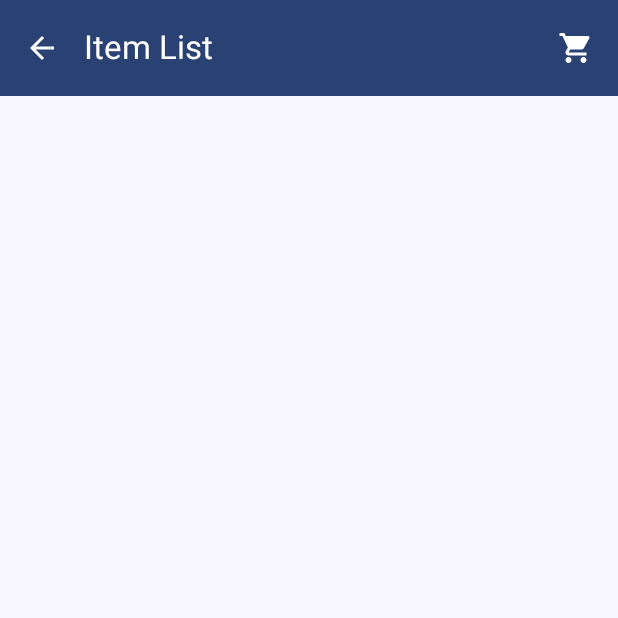
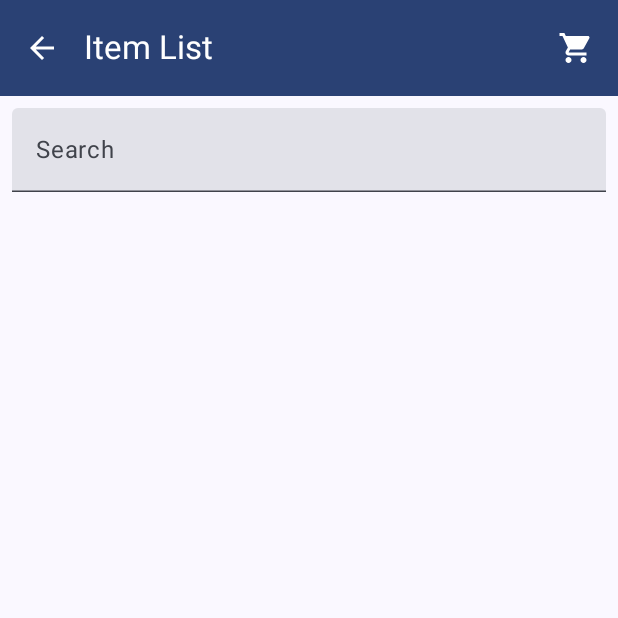
Before and after one commit to EduardoGhost/fastFoodApp, an Android app built with Jetpack Compose: the composable ItemListScreen called with empty values, on a phone screen of 412 x 824 dp, the top half of it. Run offline under Robolectric (Android 15) with nearby library versions, the phone set to English and light mode, and no system bars; our stand-ins replace Dagger/Hilt's generated code, Room's generated code; pictures from the network do not load.

Commit message:
FEAT: implemented search field

```diff
--- a/app/src/main/java/com/eduardo/fastfoodapp/ui/screens/ItemListScreen.kt
+++ b/app/src/main/java/com/eduardo/fastfoodapp/ui/screens/ItemListScreen.kt
@@ -1,6 +1,5 @@
 package com.eduardo.fastfoodapp.ui.screens
 
-import android.util.Log
 import android.widget.Toast
 import androidx.compose.foundation.Image
 import androidx.compose.foundation.border
@@ -25,15 +24,20 @@ import com.eduardo.fastfoodapp.viewmodel.PedidoViewModel
 //item display
 @OptIn(ExperimentalMaterial3Api::class)
 @Composable
-fun ItemListScreen(items: List<FoodItem>, viewModel: PedidoViewModel,  navController: NavController) {
+fun ItemListScreen(items: List<FoodItem>, viewModel: PedidoViewModel, navController: NavController) {
     val context = LocalContext.current
-    Log.d("UI_LOG", "Displaying ${items.size}")
+    var searchQuery by remember { mutableStateOf("") }
+
+    val filteredItems = if (searchQuery.isEmpty()) {
+        items
+    } else {
+        items.filter { it.name.contains(searchQuery, ignoreCase = true) || it.dsc.contains(searchQuery, ignoreCase = true) }
+    }
 
     Scaffold(
         topBar = {
             TopAppBar(
-                title = {
-                    Text(text = "Item List", color = Color.White) },
+                title = { Text(text = "Item List", color = Color.White) },
                 navigationIcon = {
                     IconButton(onClick = { navController.popBackStack() }) {
                         Icon(Icons.Default.ArrowBack, contentDescription = "Voltar", tint = Color.White)
@@ -45,21 +49,25 @@ fun ItemListScreen(items: List<FoodItem>, viewModel: PedidoViewModel,  navContro
 
                     ),
                 scrollBehavior = TopAppBarDefaults.enterAlwaysScrollBehavior(),
-
                 actions = {
                     IconButton(onClick = { navController.navigate("pedidoList") }) {
                         Icon(Icons.Default.ShoppingCart, contentDescription = "Carrinho", tint = Color.White)
                     }
-
                 }
             )
         }
     ) { innerPadding ->
-        LazyColumn(
-            contentPadding = innerPadding
-        ) {
-            items(items) { item ->
-                Log.d("UI_LOG", "Item: ${item.name}, Price: ${item.price}, Description: ${item.dsc}")
+        Column(modifier = Modifier.padding(innerPadding)) {
+            TextField(
+                value = searchQuery,
+                onValueChange = { searchQuery = it },
+                label = { Text("Search") },
+                modifier = Modifier
+                    .fillMaxWidth()
+                    .padding(8.dp)
+            )
+            LazyColumn {
+                items(filteredItems) { item ->
                     var quantity by remember { mutableStateOf("1") }
                     Column(
                         horizontalAlignment = Alignment.CenterHorizontally,
@@ -102,11 +110,9 @@ fun ItemListScreen(items: List<FoodItem>, viewModel: PedidoViewModel,  navContro
 
                         Button(
                             onClick = {
-                            // Adiciona item no carrinho
                                 val quantityInt = quantity.toIntOrNull() ?: 1
                                 viewModel.addPedidoToCart(item, quantityInt)
                                 Toast.makeText(context, "Item adicionado ao Carrinho!", Toast.LENGTH_SHORT).show()
-                            Log.d("UI_LOG", "Item ${item.name} added to cart")
                             },
                             modifier = Modifier.padding(top = 8.dp)
                         ) {
@@ -117,3 +123,4 @@ fun ItemListScreen(items: List<FoodItem>, viewModel: PedidoViewModel,  navContro
             }
         }
     }
+}
```
Lines whose indentation alone changed are shown as unchanged.
